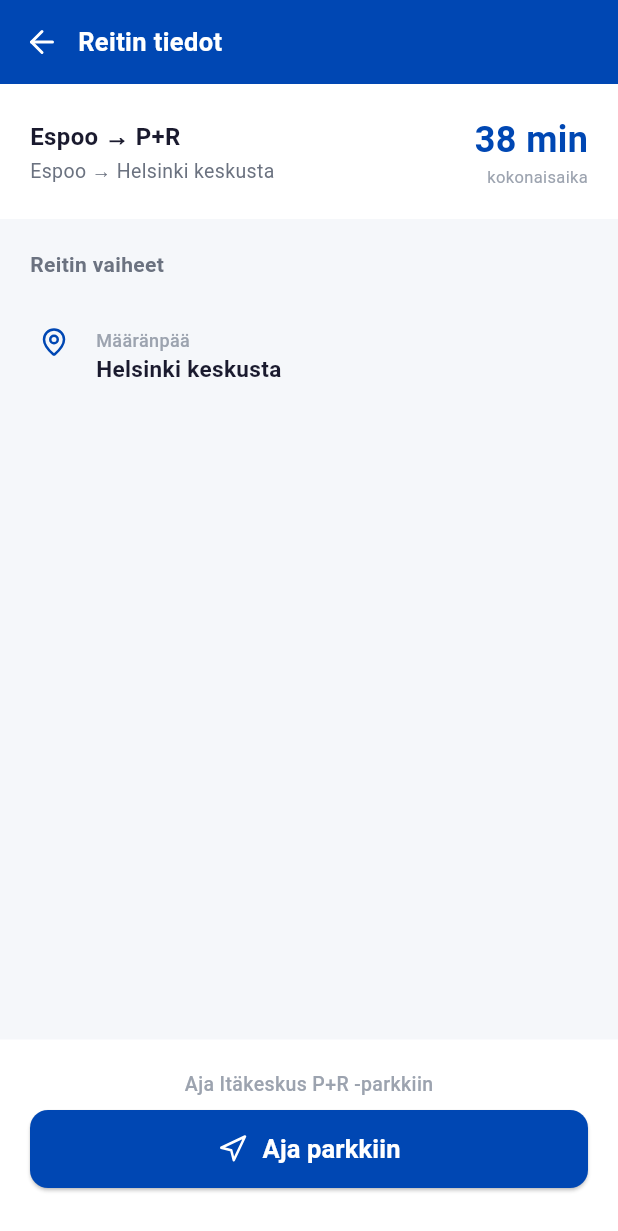
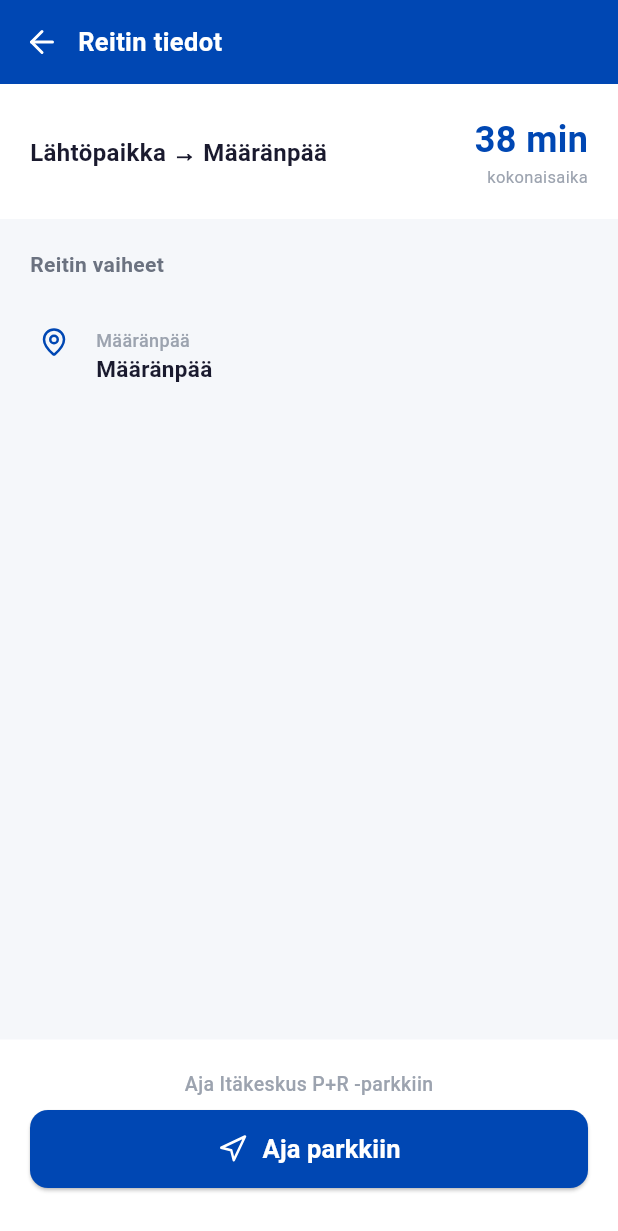
Before and after one commit to teemupenttinen/liitynta, a Flutter app: the RouteDetailScreen screen opened by its route, on a phone screen of 412 x 824 dp. Shown: the top 1231 px of the screen. Run offline on Flutter 3.47's test engine with Material 3 defaults, Android fonts, the phone set to English and light mode, and no system bars; our stand-ins replace flutter_map, geocoding, geolocator, latlong2, lucide_icons; network calls fail; Roboto replaces fonts that are missing (DMSans).

Commit message:
improve route page

```diff
--- a/flutter/lib/screens/route_detail_screen.dart
+++ b/flutter/lib/screens/route_detail_screen.dart
@@ -74,22 +74,12 @@ class RouteDetailScreen extends StatelessWidget {
               child: Row(
                 children: [
                   Expanded(
-                    child: Column(
-                      crossAxisAlignment: CrossAxisAlignment.start,
-                      children: [
-                        Text(
-                          '${route?.legs.isNotEmpty == true ? route!.legs[0].from : 'Espoo'} → ${route?.parking.name ?? 'P+R'}',
+                    child: Text(
+                      '${state.origin.trim().isEmpty ? 'Lähtöpaikka' : state.origin} → ${state.destination.trim().isEmpty ? 'Määränpää' : state.destination}',
                       style: const TextStyle(
                           fontSize: 16,
                           fontWeight: FontWeight.w700,
                           color: AppColors.textPrimary),
-                        ),
-                        const SizedBox(height: 2),
-                        const Text('Espoo → Helsinki keskusta',
-                            style: TextStyle(
-                                fontSize: 13,
-                                color: AppColors.textSecondary)),
-                      ],
                     ),
                   ),
                   Column(
@@ -125,34 +115,26 @@ class RouteDetailScreen extends StatelessWidget {
                     final idx = e.key;
                     final leg = e.value;
                     final cfg = _modeConfig[leg.mode]!;
-                    final isLast = idx == (route?.legs.length ?? 0) - 1;
-                    final active = navState ==
-                            nav.NavigationState.driveToParking &&
-                        leg.mode == TransitMode.drive;
-                    return Container(
-                      padding: EdgeInsets.symmetric(
-                        horizontal: active ? AppSpacing.sm : 0,
-                        vertical: AppSpacing.lg,
-                      ),
-                      decoration: active
-                          ? BoxDecoration(
-                              color: AppColors.primaryLight,
-                              borderRadius:
-                                  BorderRadius.circular(AppRadii.md),
-                            )
-                          : null,
-                      child: IntrinsicHeight(
+                    final prevCfg = idx > 0
+                        ? _modeConfig[route!.legs[idx - 1].mode]
+                        : null;
+                    return IntrinsicHeight(
                       child: Row(
-                        crossAxisAlignment: CrossAxisAlignment.start,
+                        crossAxisAlignment: CrossAxisAlignment.stretch,
                         children: [
                           SizedBox(
                             width: 32,
                             child: Column(
                               crossAxisAlignment: CrossAxisAlignment.center,
                               children: [
-                                Align(
-                                  alignment: Alignment.center,
-                                  child: leg.mode == TransitMode.park
+                                SizedBox(
+                                  height: AppSpacing.lg,
+                                  child: prevCfg != null
+                                      ? Container(
+                                          width: 3, color: prevCfg.color)
+                                      : null,
+                                ),
+                                leg.mode == TransitMode.park
                                     ? Container(
                                         width: 22,
                                         height: 22,
@@ -177,16 +159,10 @@ class RouteDetailScreen extends StatelessWidget {
                                             color: cfg.color,
                                             shape: BoxShape.circle),
                                       ),
-                                ),
-                                if (!isLast)
                                 Expanded(
-                                    child: Align(
-                                      alignment: Alignment.topCenter,
                                   child: Container(
                                     width: 3,
-                                        margin: const EdgeInsets.only(top: 4),
                                     color: cfg.color,
-                                      ),
                                   ),
                                 ),
                               ],
@@ -194,8 +170,12 @@ class RouteDetailScreen extends StatelessWidget {
                           ),
                           const SizedBox(width: AppSpacing.md),
                           Expanded(
+                            child: Padding(
+                              padding: const EdgeInsets.symmetric(
+                                  vertical: AppSpacing.lg),
                               child: Column(
-                              crossAxisAlignment: CrossAxisAlignment.start,
+                                crossAxisAlignment:
+                                    CrossAxisAlignment.start,
                                 children: [
                                 if (leg.mode == TransitMode.park) ...[
                                   Text('Pysäköinti – ${leg.parking?.name}',
@@ -284,38 +264,60 @@ class RouteDetailScreen extends StatelessWidget {
                               ],
                               ),
                             ),
+                          ),
+                        ],
+                      ),
+                    );
+                  }),
+                  IntrinsicHeight(
+                    child: Row(
+                      crossAxisAlignment: CrossAxisAlignment.stretch,
+                      children: [
+                        SizedBox(
+                          width: 32,
+                          child: Column(
+                            crossAxisAlignment: CrossAxisAlignment.center,
+                            children: [
+                              SizedBox(
+                                height: AppSpacing.lg,
+                                child: (route?.legs.isNotEmpty ?? false)
+                                    ? Container(
+                                        width: 3,
+                                        color: _modeConfig[
+                                                route!.legs.last.mode]!
+                                            .color,
+                                      )
+                                    : null,
+                              ),
+                              const Icon(LucideIcons.mapPin,
+                                  size: 20, color: AppColors.primary),
                             ],
                           ),
                         ),
-                    );
-                  }),
-                  Padding(
+                        const SizedBox(width: AppSpacing.md),
+                        Expanded(
+                          child: Padding(
                             padding: const EdgeInsets.symmetric(
                                 vertical: AppSpacing.lg),
-                    child: Row(
-                      crossAxisAlignment: CrossAxisAlignment.start,
-                      children: const [
-                        SizedBox(
-                          width: 32,
-                          child: Icon(LucideIcons.mapPin,
-                              size: 20, color: AppColors.primary),
-                        ),
-                        SizedBox(width: AppSpacing.md),
-                        Expanded(
                             child: Column(
                               crossAxisAlignment: CrossAxisAlignment.start,
                               children: [
-                              Text('Määränpää',
+                                const Text('Määränpää',
                                     style: TextStyle(
                                         fontSize: 12,
                                         fontWeight: FontWeight.w500,
                                         color: AppColors.textMuted)),
-                              Text('Helsinki keskusta',
-                                  style: TextStyle(
+                                Text(
+                                  state.destination.trim().isEmpty
+                                      ? 'Määränpää'
+                                      : state.destination,
+                                  style: const TextStyle(
                                       fontSize: 15,
                                       fontWeight: FontWeight.w600,
-                                      color: AppColors.textPrimary)),
+                                      color: AppColors.textPrimary),
+                                ),
                               ],
+                            ),
                           ),
                         ),
                       ],
```
Also changed, not shown: flutter/lib/screens/map_screen.dart (+8 -1 lines), flutter/lib/services/digitransit.dart (+33 -2 lines), flutter/lib/widgets/route_card.dart (+15 -0 lines), 1 other file. Lines whose indentation alone changed are shown as unchanged.
